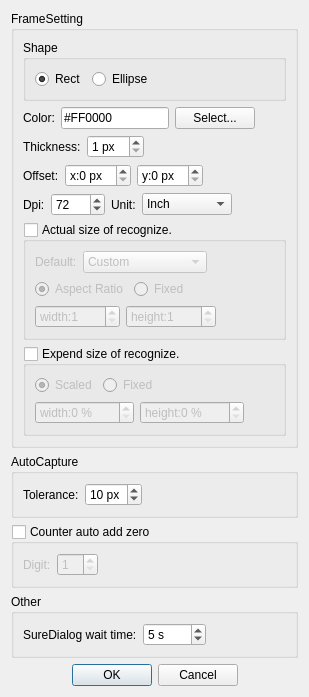
yujincheng08/ZJU-UGCourse, file OOP/AutoFaceCapture/preference.ui: the form before one commit.
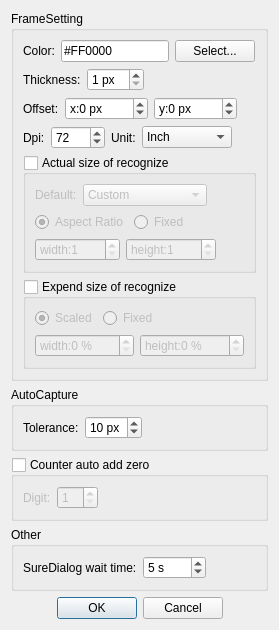
The form after the commit. Icons and pictures are not drawn.

Diff of the .ui file:
```diff
--- a/OOP/AutoFaceCapture/preference.ui
+++ b/OOP/AutoFaceCapture/preference.ui
@@ -6,8 +6,8 @@
    <rect>
     <x>0</x>
     <y>0</y>
-    <width>309</width>
-    <height>625</height>
+    <width>220</width>
+    <height>535</height>
    </rect>
   </property>
   <property name="windowTitle">
@@ -35,42 +35,54 @@
       <property name="fieldGrowthPolicy">
        <enum>QFormLayout::AllNonFixedFieldsGrow</enum>
       </property>
-      <item row="0" column="0" colspan="2">
-       <widget class="QGroupBox" name="shapeBox">
-        <property name="toolTip">
-         <string>The shape of recognize frame.</string>
-        </property>
-        <property name="statusTip">
-         <string>The shape of recognize frame.</string>
-        </property>
-        <property name="title">
-         <string>Shape</string>
-        </property>
-        <layout class="QFormLayout" name="formLayout">
-         <property name="fieldGrowthPolicy">
-          <enum>QFormLayout::AllNonFixedFieldsGrow</enum>
-         </property>
-         <item row="0" column="0">
-          <widget class="QRadioButton" name="rectButton">
-           <property name="text">
-            <string>Rect</string>
-           </property>
-           <property name="checked">
-            <bool>true</bool>
-           </property>
-          </widget>
-         </item>
-         <item row="0" column="1">
-          <widget class="QRadioButton" name="ellipseButton">
-           <property name="text">
-            <string>Ellipse</string>
-           </property>
-          </widget>
-         </item>
-        </layout>
-       </widget>
+      <item row="0" column="0">
+       <layout class="QGridLayout" name="gridLayout">
+        <item row="0" column="0">
+         <widget class="QLabel" name="clolorLabel">
+          <property name="toolTip">
+           <string>The color of recognize frame.</string>
+          </property>
+          <property name="statusTip">
+           <string>The color of recognize frame.</string>
+          </property>
+          <property name="text">
+           <string>Color:</string>
+          </property>
+         </widget>
+        </item>
+        <item row="0" column="1">
+         <widget class="QLineEdit" name="colorLineEdit">
+          <property name="toolTip">
+           <string>The color of recognize frame.</string>
+          </property>
+          <property name="statusTip">
+           <string>The color of recognize frame.</string>
+          </property>
+          <property name="text">
+           <string notr="true">#FF0000</string>
+          </property>
+         </widget>
+        </item>
+        <item row="0" column="2">
+         <widget class="QPushButton" name="colorButton">
+          <property name="toolTip">
+           <string>Select the color of recognize frame.</string>
+          </property>
+          <property name="statusTip">
+           <string>Select the color of recognize frame.</string>
+          </property>
+          <property name="text">
+           <string>Select...</string>
+          </property>
+          <property name="icon">
+           <iconset resource="resource.qrc">
+            <normaloff>:/icons/bower.png</normaloff>:/icons/bower.png</iconset>
+          </property>
+         </widget>
+        </item>
+       </layout>
       </item>
-      <item row="2" column="0">
+      <item row="1" column="0">
        <layout class="QHBoxLayout" name="thicknessLayout">
         <item>
          <widget class="QLabel" name="thicknessLabel">
@@ -106,7 +118,128 @@
         </item>
        </layout>
       </item>
-      <item row="6" column="0" colspan="2">
+      <item row="2" column="0">
+       <layout class="QHBoxLayout" name="offsetLayout">
+        <item>
+         <widget class="QLabel" name="offestLabel">
+          <property name="toolTip">
+           <string>The offset of recognize frame.</string>
+          </property>
+          <property name="statusTip">
+           <string>The offset of recognize frame.</string>
+          </property>
+          <property name="text">
+           <string>Offset:</string>
+          </property>
+         </widget>
+        </item>
+        <item>
+         <widget class="QSpinBox" name="offsetSpinBox_x">
+          <property name="toolTip">
+           <string>The offset of recognize frame.</string>
+          </property>
+          <property name="statusTip">
+           <string>The offset of recognize frame.</string>
+          </property>
+          <property name="suffix">
+           <string> px</string>
+          </property>
+          <property name="prefix">
+           <string>x:</string>
+          </property>
+          <property name="minimum">
+           <number>-9999</number>
+          </property>
+          <property name="maximum">
+           <number>9999</number>
+          </property>
+         </widget>
+        </item>
+        <item>
+         <widget class="QSpinBox" name="offsetSpinBox_y">
+          <property name="toolTip">
+           <string>The offset of recognize frame.</string>
+          </property>
+          <property name="statusTip">
+           <string>The offset of recognize frame.</string>
+          </property>
+          <property name="suffix">
+           <string> px</string>
+          </property>
+          <property name="prefix">
+           <string>y:</string>
+          </property>
+          <property name="minimum">
+           <number>-9999</number>
+          </property>
+          <property name="maximum">
+           <number>9999</number>
+          </property>
+         </widget>
+        </item>
+       </layout>
+      </item>
+      <item row="3" column="0">
+       <layout class="QHBoxLayout" name="horizontalLayout_8">
+        <item>
+         <widget class="QLabel" name="dpiLabel">
+          <property name="text">
+           <string>Dpi:</string>
+          </property>
+         </widget>
+        </item>
+        <item>
+         <widget class="QSpinBox" name="dpiBox">
+          <property name="minimum">
+           <number>1</number>
+          </property>
+          <property name="maximum">
+           <number>1000</number>
+          </property>
+          <property name="value">
+           <number>72</number>
+          </property>
+         </widget>
+        </item>
+        <item>
+         <widget class="QLabel" name="unitLabel">
+          <property name="text">
+           <string>Unit:</string>
+          </property>
+         </widget>
+        </item>
+        <item>
+         <widget class="QComboBox" name="unitBox">
+          <item>
+           <property name="text">
+            <string>Inch</string>
+           </property>
+          </item>
+          <item>
+           <property name="text">
+            <string>Centimeter</string>
+           </property>
+          </item>
+          <item>
+           <property name="text">
+            <string>Millimeter</string>
+           </property>
+          </item>
+          <item>
+           <property name="text">
+            <string>Metric inch</string>
+           </property>
+          </item>
+          <item>
+           <property name="text">
+            <string>Pixel</string>
+           </property>
+          </item>
+         </widget>
+        </item>
+       </layout>
+      </item>
+      <item row="5" column="0" colspan="2">
        <widget class="QGroupBox" name="aspectBox">
         <property name="toolTip">
          <string>The actual size of recognize frame (Not calculated expend size).</string>
@@ -115,7 +248,7 @@
          <string>The actual size of recognize frame (Not calculated expend size).</string>
         </property>
         <property name="title">
-         <string>Actual size of recognize.</string>
+         <string>Actual size of recognize</string>
         </property>
         <property name="checkable">
          <bool>true</bool>
@@ -263,7 +396,7 @@
         </layout>
        </widget>
       </item>
-      <item row="7" column="0" colspan="2">
+      <item row="6" column="0" colspan="2">
        <widget class="QGroupBox" name="marginBox">
         <property name="toolTip">
          <string>The expend size (Margin) of recognize frame.</string>
@@ -272,7 +405,7 @@
          <string>The expend size (Margin) of recognize frame.</string>
         </property>
         <property name="title">
-         <string>Expend size of recognize.</string>
+         <string>Expend size of recognize</string>
         </property>
         <property name="checkable">
          <bool>true</bool>
@@ -359,162 +492,6 @@
         </layout>
        </widget>
       </item>
-      <item row="1" column="0">
-       <layout class="QGridLayout" name="gridLayout">
-        <item row="0" column="0">
-         <widget class="QLabel" name="clolorLabel">
-          <property name="toolTip">
-           <string>The color of recognize frame.</string>
-          </property>
-          <property name="statusTip">
-           <string>The color of recognize frame.</string>
-          </property>
-          <property name="text">
-           <string>Color:</string>
-          </property>
-         </widget>
-        </item>
-        <item row="0" column="1">
-         <widget class="QLineEdit" name="colorLineEdit">
-          <property name="toolTip">
-           <string>The color of recognize frame.</string>
-          </property>
-          <property name="statusTip">
-           <string>The color of recognize frame.</string>
-          </property>
-          <property name="text">
-           <string notr="true">#FF0000</string>
-          </property>
-         </widget>
-        </item>
-        <item row="0" column="2">
-         <widget class="QPushButton" name="colorButton">
-          <property name="toolTip">
-           <string>Select the color of recognize frame.</string>
-          </property>
-          <property name="statusTip">
-           <string>Select the color of recognize frame.</string>
-          </property>
-          <property name="text">
-           <string>Select...</string>
-          </property>
-          <property name="icon">
-           <iconset resource="resource.qrc">
-            <normaloff>:/icons/bower.png</normaloff>:/icons/bower.png</iconset>
-          </property>
-         </widget>
-        </item>
-       </layout>
-      </item>
-      <item row="4" column="0">
-       <layout class="QHBoxLayout" name="horizontalLayout_8">
-        <item>
-         <widget class="QLabel" name="dpiLabel">
-          <property name="text">
-           <string>Dpi:</string>
-          </property>
-         </widget>
-        </item>
-        <item>
-         <widget class="QSpinBox" name="dpiBox">
-          <property name="minimum">
-           <number>1</number>
-          </property>
-          <property name="maximum">
-           <number>1000</number>
-          </property>
-          <property name="value">
-           <number>72</number>
-          </property>
-         </widget>
-        </item>
-        <item>
-         <widget class="QLabel" name="unitLabel">
-          <property name="text">
-           <string>Unit:</string>
-          </property>
-         </widget>
-        </item>
-        <item>
-         <widget class="QComboBox" name="unitBox">
-          <item>
-           <property name="text">
-            <string>Inch</string>
-           </property>
-          </item>
-          <item>
-           <property name="text">
-            <string>Centimeter</string>
-           </property>
-          </item>
-          <item>
-           <property name="text">
-            <string>Millimeter</string>
-           </property>
-          </item>
-          <item>
-           <property name="text">
-            <string>Metric inch</string>
-           </property>
-          </item>
-          <item>
-           <property name="text">
-            <string>Pixel</string>
-           </property>
-          </item>
-         </widget>
-        </item>
-       </layout>
-      </item>
-      <item row="3" column="0">
-       <layout class="QHBoxLayout" name="offsetLayout">
-        <item>
-         <widget class="QLabel" name="offestLabel">
-          <property name="toolTip">
-           <string>The offset of recognize frame.</string>
-          </property>
-          <property name="statusTip">
-           <string>The offset of recognize frame.</string>
-          </property>
-          <property name="text">
-           <string>Offset:</string>
-          </property>
-         </widget>
-        </item>
-        <item>
-         <widget class="QSpinBox" name="offsetSpinBox_x">
-          <property name="toolTip">
-           <string>The offset of recognize frame.</string>
-          </property>
-          <property name="statusTip">
-           <string>The offset of recognize frame.</string>
-          </property>
-          <property name="suffix">
-           <string> px</string>
-          </property>
-          <property name="prefix">
-           <string>x:</string>
-          </property>
-         </widget>
-        </item>
-        <item>
-         <widget class="QSpinBox" name="offsetSpinBox_y">
-          <property name="toolTip">
-           <string>The offset of recognize frame.</string>
-          </property>
-          <property name="statusTip">
-           <string>The offset of recognize frame.</string>
-          </property>
-          <property name="suffix">
-           <string> px</string>
-          </property>
-          <property name="prefix">
-           <string>y:</string>
-          </property>
-         </widget>
-        </item>
-       </layout>
-      </item>
      </layout>
     </widget>
    </item>
```
